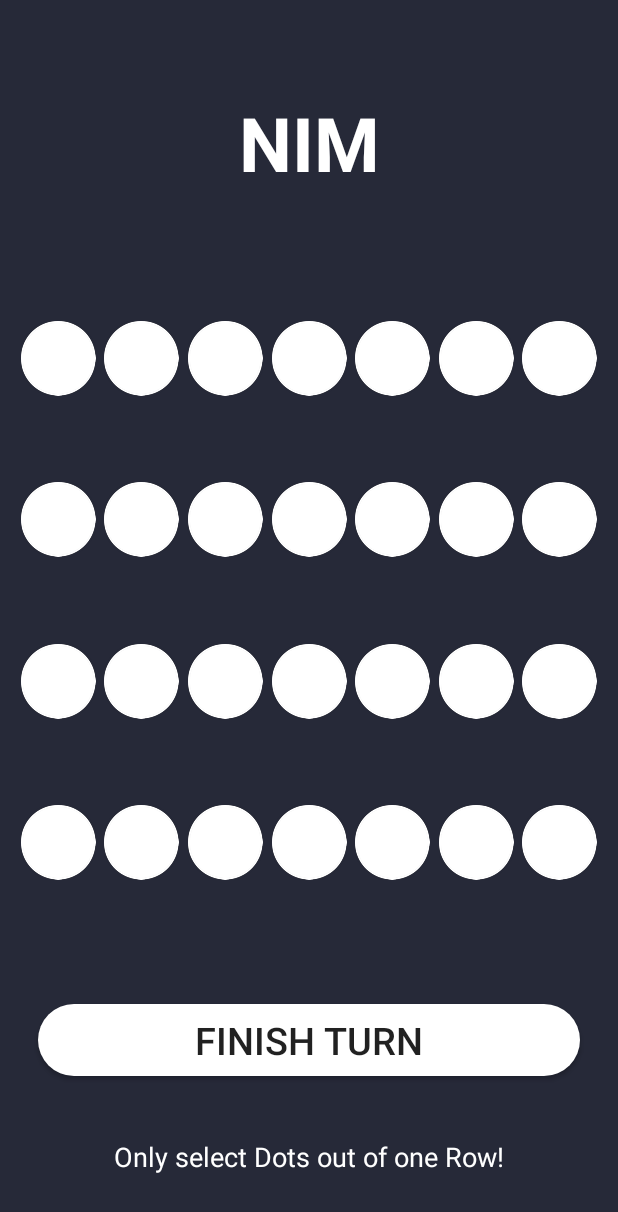
After one commit to jascha-riebler/nim-game-android, an Android app: the layout activity_nim.xml on its own in the app's theme, with its tools: preview values and no code run, on a phone screen of 412 x 824 dp. The commit adds this screen. Shown: the top 1212 px of the screen. Run offline under Robolectric (Android 15) with nearby library versions, the phone set to English and light mode, and no system bars.

Commit message:
Nim(Game) UI

```diff
--- a/app/src/main/java/riebler/jascha/nim_spiel_android/Nimclassic.java
+++ b/app/src/main/java/riebler/jascha/nim_spiel_android/Nimclassic.java
@@ -8,6 +8,6 @@ public class Nimclassic extends AppCompatActivity {
     @Override
     protected void onCreate(Bundle savedInstanceState) {
         super.onCreate(savedInstanceState);
-        setContentView(R.layout.activity_nimclassic);
+        setContentView(R.layout.activity_nim);
     }
 }
--- a/app/src/main/java/riebler/jascha/nim_spiel_android/Nimfun.java
+++ b/app/src/main/java/riebler/jascha/nim_spiel_android/Nimfun.java
@@ -8,6 +8,6 @@ public class Nimfun extends AppCompatActivity {
     @Override
     protected void onCreate(Bundle savedInstanceState) {
         super.onCreate(savedInstanceState);
-        setContentView(R.layout.activity_nimfun);
+        setContentView(R.layout.activity_nim);
     }
 }
--- /dev/null
+++ b/app/src/main/res/drawable/custom_checkbox_selector.xml
@@ -0,0 +1,8 @@
+<?xml version="1.0" encoding="utf-8"?>
+<selector xmlns:android="http://schemas.android.com/apk/res/android" >
+    <item android:drawable="@drawable/custom_toggle_button_off"
+        android:state_checked="false"/>
+    <item android:drawable="@drawable/custom_toggle_button_on"
+        android:state_checked="true"/>
+    <item android:drawable="@drawable/custom_toggle_button_off"/>
+</selector>
--- /dev/null
+++ b/app/src/main/res/layout/activity_nim.xml
@@ -0,0 +1,409 @@
+<?xml version="1.0" encoding="utf-8"?>
+<android.support.constraint.ConstraintLayout xmlns:android="http://schemas.android.com/apk/res/android"
+    xmlns:app="http://schemas.android.com/apk/res-auto"
+    xmlns:tools="http://schemas.android.com/tools"
+    android:layout_width="match_parent"
+    android:layout_height="match_parent"
+    tools:context=".Nimfun">
+
+    <android.support.constraint.Guideline
+        android:id="@+id/guideline"
+        android:layout_width="wrap_content"
+        android:layout_height="wrap_content"
+        android:orientation="vertical"
+        app:layout_constraintGuide_percent="0.05" />
+
+    <android.support.constraint.Guideline
+        android:id="@+id/guideline2"
+        android:layout_width="wrap_content"
+        android:layout_height="wrap_content"
+        android:orientation="vertical"
+        app:layout_constraintGuide_percent="0.95" />
+
+    <android.support.constraint.Guideline
+        android:id="@+id/guideline11"
+        android:layout_width="wrap_content"
+        android:layout_height="wrap_content"
+        android:orientation="horizontal"
+        app:layout_constraintGuide_percent="0.78130513" />
+
+    <Button
+        android:id="@+id/nim_finishturn_btn"
+        android:layout_width="match_parent"
+        android:layout_height="wrap_content"
+        android:layout_margin="25sp"
+        android:layout_marginEnd="8dp"
+        android:layout_marginTop="8dp"
+        android:background="@drawable/rounded_button"
+        android:text="Finish Turn"
+        android:textSize="25sp"
+        app:layout_constraintEnd_toStartOf="@+id/guideline2"
+        app:layout_constraintStart_toStartOf="@+id/guideline"
+        app:layout_constraintTop_toTopOf="@+id/guideline11" />
+
+    <TextView
+        android:id="@+id/nim_row_messagebox"
+        android:layout_width="wrap_content"
+        android:layout_height="wrap_content"
+        android:layout_marginBottom="8dp"
+        android:layout_marginEnd="8dp"
+        android:layout_marginStart="8dp"
+        android:layout_marginTop="8dp"
+        android:text="@string/nim_row_message"
+        android:textColor="@color/colorWhite"
+        android:textSize="18dp"
+        app:layout_constraintBottom_toBottomOf="parent"
+        app:layout_constraintEnd_toStartOf="@+id/guideline2"
+        app:layout_constraintStart_toStartOf="@+id/guideline"
+        app:layout_constraintTop_toBottomOf="@+id/nim_finishturn_btn" />
+
+    <TextView
+        android:id="@+id/nim_title"
+        android:layout_width="wrap_content"
+        android:layout_height="wrap_content"
+        android:layout_marginBottom="8dp"
+        android:layout_marginEnd="8dp"
+        android:layout_marginStart="8dp"
+        android:layout_marginTop="8dp"
+        android:text="NIM"
+        android:textColor="@color/colorWhite"
+        android:textSize="50sp"
+        android:textStyle="bold"
+        app:layout_constraintBottom_toTopOf="@+id/guideline12"
+        app:layout_constraintEnd_toEndOf="parent"
+        app:layout_constraintStart_toStartOf="parent"
+        app:layout_constraintTop_toTopOf="@+id/guideline13" />
+
+    <android.support.constraint.Guideline
+        android:id="@+id/guideline12"
+        android:layout_width="wrap_content"
+        android:layout_height="wrap_content"
+        android:orientation="horizontal"
+        app:layout_constraintGuide_percent="0.19" />
+
+    <CheckBox
+        android:id="@+id/nim_game_4-1"
+        android:layout_width="wrap_content"
+        android:layout_height="wrap_content"
+        android:layout_marginStart="8dp"
+        android:button="@drawable/custom_checkbox_selector"
+        android:text=""
+        app:layout_constraintBottom_toTopOf="@+id/guideline11"
+        app:layout_constraintEnd_toStartOf="@+id/nim_game_4-2"
+        app:layout_constraintStart_toStartOf="parent"
+        app:layout_constraintTop_toBottomOf="@+id/nim_game_3-1" />
+
+    <CheckBox
+        android:id="@+id/nim_game_4-2"
+        android:layout_width="wrap_content"
+        android:layout_height="wrap_content"
+        android:button="@drawable/custom_checkbox_selector"
+        android:text=""
+        app:layout_constraintBottom_toTopOf="@+id/guideline11"
+        app:layout_constraintEnd_toStartOf="@+id/nim_game_4-3"
+        app:layout_constraintStart_toEndOf="@+id/nim_game_4-1"
+        app:layout_constraintTop_toBottomOf="@+id/nim_game_3-2" />
+
+    <CheckBox
+        android:id="@+id/nim_game_4-3"
+        android:layout_width="wrap_content"
+        android:layout_height="wrap_content"
+        android:button="@drawable/custom_checkbox_selector"
+        android:text=""
+        app:layout_constraintBottom_toTopOf="@+id/guideline11"
+        app:layout_constraintEnd_toStartOf="@+id/nim_game_4-4"
+        app:layout_constraintStart_toEndOf="@+id/nim_game_4-2"
+        app:layout_constraintTop_toBottomOf="@+id/nim_game_3-3" />
+
+    <CheckBox
+        android:id="@+id/nim_game_4-4"
+        android:layout_width="wrap_content"
+        android:layout_height="wrap_content"
+        android:button="@drawable/custom_checkbox_selector"
+        android:text=""
+        app:layout_constraintBottom_toTopOf="@+id/guideline11"
+        app:layout_constraintEnd_toStartOf="@+id/nim_game_4-5"
+        app:layout_constraintStart_toEndOf="@+id/nim_game_4-3"
+        app:layout_constraintTop_toBottomOf="@+id/nim_game_3-4" />
+
+    <CheckBox
+        android:id="@+id/nim_game_4-5"
+        android:layout_width="wrap_content"
+        android:layout_height="wrap_content"
+        android:button="@drawable/custom_checkbox_selector"
+        android:text=""
+        app:layout_constraintBottom_toTopOf="@+id/guideline11"
+        app:layout_constraintEnd_toStartOf="@+id/nim_game_4-6"
+        app:layout_constraintStart_toEndOf="@+id/nim_game_4-4"
+        app:layout_constraintTop_toBottomOf="@+id/nim_game_3-5" />
+
+    <CheckBox
+        android:id="@+id/nim_game_4-6"
+        android:layout_width="wrap_content"
+        android:layout_height="wrap_content"
+        android:button="@drawable/custom_checkbox_selector"
+        android:text=""
+        app:layout_constraintBottom_toTopOf="@+id/guideline11"
+        app:layout_constraintEnd_toStartOf="@+id/nim_game_4-7"
+        app:layout_constraintStart_toEndOf="@+id/nim_game_4-5"
+        app:layout_constraintTop_toBottomOf="@+id/nim_game_3-6" />
+
+    <CheckBox
+        android:id="@+id/nim_game_4-7"
+        android:layout_width="wrap_content"
+        android:layout_height="wrap_content"
+        android:layout_marginEnd="8dp"
+        android:button="@drawable/custom_checkbox_selector"
+        android:text=""
+        app:layout_constraintBottom_toTopOf="@+id/guideline11"
+        app:layout_constraintEnd_toEndOf="parent"
+        app:layout_constraintStart_toEndOf="@+id/nim_game_4-6"
+        app:layout_constraintTop_toBottomOf="@+id/nim_game_3-7" />
+
+    <CheckBox
+        android:id="@+id/nim_game_3-1"
+        android:layout_width="wrap_content"
+        android:layout_height="wrap_content"
+        android:layout_marginStart="8dp"
+        android:button="@drawable/custom_checkbox_selector"
+        android:text=""
+        app:layout_constraintBottom_toTopOf="@+id/nim_game_4-1"
+        app:layout_constraintEnd_toStartOf="@+id/nim_game_3-2"
+        app:layout_constraintStart_toStartOf="parent"
+        app:layout_constraintTop_toBottomOf="@+id/nim_game_2-1" />
+
+    <CheckBox
+        android:id="@+id/nim_game_3-2"
+        android:layout_width="wrap_content"
+        android:layout_height="wrap_content"
+        android:button="@drawable/custom_checkbox_selector"
+        android:text=""
+        app:layout_constraintBottom_toTopOf="@+id/nim_game_4-2"
+        app:layout_constraintEnd_toStartOf="@+id/nim_game_3-3"
+        app:layout_constraintStart_toEndOf="@+id/nim_game_3-1"
+        app:layout_constraintTop_toBottomOf="@+id/nim_game_2-2" />
+
+    <CheckBox
+        android:id="@+id/nim_game_3-3"
+        android:layout_width="wrap_content"
+        android:layout_height="wrap_content"
+        android:button="@drawable/custom_checkbox_selector"
+        android:text=""
+        app:layout_constraintBottom_toTopOf="@+id/nim_game_4-3"
+        app:layout_constraintEnd_toStartOf="@+id/nim_game_3-4"
+        app:layout_constraintStart_toEndOf="@+id/nim_game_3-2"
+        app:layout_constraintTop_toBottomOf="@+id/nim_game_2-3" />
+
+    <CheckBox
+        android:id="@+id/nim_game_3-4"
+        android:layout_width="wrap_content"
+        android:layout_height="wrap_content"
+        android:button="@drawable/custom_checkbox_selector"
+        android:text=""
+        app:layout_constraintBottom_toTopOf="@+id/nim_game_4-4"
+        app:layout_constraintEnd_toStartOf="@+id/nim_game_3-5"
+        app:layout_constraintStart_toEndOf="@+id/nim_game_3-3"
+        app:layout_constraintTop_toBottomOf="@+id/nim_game_2-4" />
+
+    <CheckBox
+        android:id="@+id/nim_game_3-5"
+        android:layout_width="wrap_content"
+        android:layout_height="wrap_content"
+        android:button="@drawable/custom_checkbox_selector"
+        android:text=""
+        app:layout_constraintBottom_toTopOf="@+id/nim_game_4-5"
+        app:layout_constraintEnd_toStartOf="@+id/nim_game_3-6"
+        app:layout_constraintStart_toEndOf="@+id/nim_game_3-4"
+        app:layout_constraintTop_toBottomOf="@+id/nim_game_2-5" />
+
+    <CheckBox
+        android:id="@+id/nim_game_3-6"
+        android:layout_width="wrap_content"
+        android:layout_height="wrap_content"
+        android:button="@drawable/custom_checkbox_selector"
+        android:text=""
+        app:layout_constraintBottom_toTopOf="@+id/nim_game_4-6"
+        app:layout_constraintEnd_toStartOf="@+id/nim_game_3-7"
+        app:layout_constraintStart_toEndOf="@+id/nim_game_3-5"
+        app:layout_constraintTop_toBottomOf="@+id/nim_game_2-6" />
+
+    <CheckBox
+        android:id="@+id/nim_game_3-7"
+        android:layout_width="wrap_content"
+        android:layout_height="wrap_content"
+        android:layout_marginEnd="8dp"
+        android:button="@drawable/custom_checkbox_selector"
+        android:text=""
+        app:layout_constraintBottom_toTopOf="@+id/nim_game_4-7"
+        app:layout_constraintEnd_toEndOf="parent"
+        app:layout_constraintStart_toEndOf="@+id/nim_game_3-6"
+        app:layout_constraintTop_toBottomOf="@+id/nim_game_2-7" />
+
+    <CheckBox
+        android:id="@+id/nim_game_2-1"
+        android:layout_width="wrap_content"
+        android:layout_height="wrap_content"
+        android:layout_marginStart="8dp"
+        android:button="@drawable/custom_checkbox_selector"
+        android:text=""
+        app:layout_constraintBottom_toTopOf="@+id/nim_game_3-1"
+        app:layout_constraintEnd_toStartOf="@+id/nim_game_2-2"
+        app:layout_constraintStart_toStartOf="parent"
+        app:layout_constraintTop_toBottomOf="@+id/nim_game_1-1" />
+
+    <CheckBox
+        android:id="@+id/nim_game_2-2"
+        android:layout_width="wrap_content"
+        android:layout_height="wrap_content"
+        android:button="@drawable/custom_checkbox_selector"
+        android:text=""
+        app:layout_constraintBottom_toTopOf="@+id/nim_game_3-2"
+        app:layout_constraintEnd_toStartOf="@+id/nim_game_2-3"
+        app:layout_constraintStart_toEndOf="@+id/nim_game_2-1"
+        app:layout_constraintTop_toBottomOf="@+id/nim_game_1-2" />
+
+    <CheckBox
+        android:id="@+id/nim_game_2-3"
+        android:layout_width="wrap_content"
+        android:layout_height="wrap_content"
+        android:button="@drawable/custom_checkbox_selector"
+        android:text=""
+        app:layout_constraintBottom_toTopOf="@+id/nim_game_3-3"
+        app:layout_constraintEnd_toStartOf="@+id/nim_game_2-4"
+        app:layout_constraintStart_toEndOf="@+id/nim_game_2-2"
+        app:layout_constraintTop_toBottomOf="@+id/nim_game_1-3" />
+
+    <CheckBox
+        android:id="@+id/nim_game_2-4"
+        android:layout_width="wrap_content"
+        android:layout_height="wrap_content"
+        android:button="@drawable/custom_checkbox_selector"
+        android:text=""
+        app:layout_constraintBottom_toTopOf="@+id/nim_game_3-4"
+        app:layout_constraintEnd_toStartOf="@+id/nim_game_2-5"
+        app:layout_constraintStart_toEndOf="@+id/nim_game_2-3"
+        app:layout_constraintTop_toBottomOf="@+id/nim_game_1-4" />
+
+    <CheckBox
+        android:id="@+id/nim_game_2-5"
+        android:layout_width="wrap_content"
+        android:layout_height="wrap_content"
+        android:button="@drawable/custom_checkbox_selector"
+        android:text=""
+        app:layout_constraintBottom_toTopOf="@+id/nim_game_3-5"
+        app:layout_constraintEnd_toStartOf="@+id/nim_game_2-6"
+        app:layout_constraintStart_toEndOf="@+id/nim_game_2-4"
+        app:layout_constraintTop_toBottomOf="@+id/nim_game_1-5" />
+
+    <CheckBox
+        android:id="@+id/nim_game_2-6"
+        android:layout_width="wrap_content"
+        android:layout_height="wrap_content"
+        android:button="@drawable/custom_checkbox_selector"
+        android:text=""
+        app:layout_constraintBottom_toTopOf="@+id/nim_game_3-6"
+        app:layout_constraintEnd_toStartOf="@+id/nim_game_2-7"
+        app:layout_constraintStart_toEndOf="@+id/nim_game_2-5"
+        app:layout_constraintTop_toBottomOf="@+id/nim_game_1-6" />
+
+    <CheckBox
+        android:id="@+id/nim_game_2-7"
+        android:layout_width="wrap_content"
+        android:layout_height="wrap_content"
+        android:layout_marginEnd="8dp"
+        android:button="@drawable/custom_checkbox_selector"
+        android:text=""
+        app:layout_constraintBottom_toTopOf="@+id/nim_game_3-7"
+        app:layout_constraintEnd_toEndOf="parent"
+        app:layout_constraintStart_toEndOf="@+id/nim_game_2-6"
+        app:layout_constraintTop_toBottomOf="@+id/nim_game_1-7" />
+
+
+    <CheckBox
+        android:id="@+id/nim_game_1-1"
+        android:layout_width="wrap_content"
+        android:layout_height="wrap_content"
+        android:layout_marginStart="8dp"
+        android:button="@drawable/custom_checkbox_selector"
+        android:text=""
+        app:layout_constraintBottom_toTopOf="@+id/nim_game_2-1"
+        app:layout_constraintEnd_toStartOf="@+id/nim_game_1-2"
+        app:layout_constraintStart_toStartOf="parent"
+        app:layout_constraintTop_toBottomOf="@+id/guideline12" />
+
+    <CheckBox
+        android:id="@+id/nim_game_1-2"
+        android:layout_width="wrap_content"
+        android:layout_height="wrap_content"
+        android:button="@drawable/custom_checkbox_selector"
+        android:text=""
+        app:layout_constraintBottom_toTopOf="@+id/nim_game_2-2"
+        app:layout_constraintEnd_toStartOf="@+id/nim_game_1-3"
+        app:layout_constraintStart_toEndOf="@+id/nim_game_1-1"
+        app:layout_constraintTop_toBottomOf="@+id/guideline12" />
+
+    <CheckBox
+        android:id="@+id/nim_game_1-3"
+        android:layout_width="wrap_content"
+        android:layout_height="wrap_content"
+        android:button="@drawable/custom_checkbox_selector"
+        android:text=""
+        app:layout_constraintBottom_toTopOf="@+id/nim_game_2-3"
+        app:layout_constraintEnd_toStartOf="@+id/nim_game_1-4"
+        app:layout_constraintStart_toEndOf="@+id/nim_game_1-2"
+        app:layout_constraintTop_toBottomOf="@+id/guideline12" />
+
+    <CheckBox
+        android:id="@+id/nim_game_1-4"
+        android:layout_width="wrap_content"
+        android:layout_height="wrap_content"
+        android:button="@drawable/custom_checkbox_selector"
+        android:text=""
+        app:layout_constraintBottom_toTopOf="@+id/nim_game_2-4"
+        app:layout_constraintEnd_toStartOf="@+id/nim_game_1-5"
+        app:layout_constraintStart_toEndOf="@+id/nim_game_1-3"
+        app:layout_constraintTop_toBottomOf="@+id/guideline12" />
+
+    <CheckBox
+        android:id="@+id/nim_game_1-5"
+        android:layout_width="wrap_content"
+        android:layout_height="wrap_content"
+        android:button="@drawable/custom_checkbox_selector"
+        android:text=""
+        app:layout_constraintBottom_toTopOf="@+id/nim_game_2-5"
+        app:layout_constraintEnd_toStartOf="@+id/nim_game_1-6"
+        app:layout_constraintStart_toEndOf="@+id/nim_game_1-4"
+        app:layout_constraintTop_toBottomOf="@+id/guideline12" />
+
+    <CheckBox
+        android:id="@+id/nim_game_1-6"
+        android:layout_width="wrap_content"
+        android:layout_height="wrap_content"
+        android:button="@drawable/custom_checkbox_selector"
+        android:text=""
+        app:layout_constraintBottom_toTopOf="@+id/nim_game_2-6"
+        app:layout_constraintEnd_toStartOf="@+id/nim_game_1-7"
+        app:layout_constraintStart_toEndOf="@+id/nim_game_1-5"
+        app:layout_constraintTop_toBottomOf="@+id/guideline12" />
+
+    <CheckBox
+        android:id="@+id/nim_game_1-7"
+        android:layout_width="wrap_content"
+        android:layout_height="wrap_content"
+        android:layout_marginEnd="8dp"
+        android:button="@drawable/custom_checkbox_selector"
+        android:text=""
+        app:layout_constraintBottom_toTopOf="@+id/nim_game_2-7"
+        app:layout_constraintEnd_toEndOf="parent"
+        app:layout_constraintStart_toEndOf="@+id/nim_game_1-6"
+        app:layout_constraintTop_toBottomOf="@+id/guideline12" />
+
+    <android.support.constraint.Guideline
+        android:id="@+id/guideline13"
+        android:layout_width="wrap_content"
+        android:layout_height="wrap_content"
+        android:orientation="horizontal"
+        app:layout_constraintGuide_percent="0.04" />
+
+
+</android.support.constraint.ConstraintLayout>
--- a/app/src/main/res/layout/activity_nimclassic.xml
+++ /dev/null
@@ -1,9 +0,0 @@
-<?xml version="1.0" encoding="utf-8"?>
-<android.support.constraint.ConstraintLayout xmlns:android="http://schemas.android.com/apk/res/android"
-    xmlns:app="http://schemas.android.com/apk/res-auto"
-    xmlns:tools="http://schemas.android.com/tools"
-    android:layout_width="match_parent"
-    android:layout_height="match_parent"
-    tools:context=".Nimclassic">
-
-</android.support.constraint.ConstraintLayout>
--- a/app/src/main/res/layout/activity_nimfun.xml
+++ /dev/null
@@ -1,9 +0,0 @@
-<?xml version="1.0" encoding="utf-8"?>
-<android.support.constraint.ConstraintLayout xmlns:android="http://schemas.android.com/apk/res/android"
-    xmlns:app="http://schemas.android.com/apk/res-auto"
-    xmlns:tools="http://schemas.android.com/tools"
-    android:layout_width="match_parent"
-    android:layout_height="match_parent"
-    tools:context=".Nimfun">
-
-</android.support.constraint.ConstraintLayout>
--- a/app/src/main/res/values/strings.xml
+++ b/app/src/main/res/values/strings.xml
@@ -4,4 +4,5 @@
     <string name="nimclassic_name">NIM Classic</string>
     <string name="nimfun_name">NIM Fun</string>
     <string name="about_name">About</string>
+    <string name="nim_row_message">Only select Dots out of one Row!</string>
 </resources>
```
Also changed, not shown: app/src/main/res/drawable-hdpi/custom_toggle_button_off.png (added), app/src/main/res/drawable-hdpi/custom_toggle_button_on.png (added), app/src/main/res/drawable-mdpi/custom_toggle_button_off.png (added), app/src/main/res/drawable-mdpi/custom_toggle_button_on.png (added), app/src/main/res/drawable-xhdpi/custom_toggle_button_off.png (added), app/src/main/res/drawable-xhdpi/custom_toggle_button_on.png (added), app/src/main/res/drawable-xxhdpi/custom_toggle_button_off.png (added), app/src/main/res/drawable-xxhdpi/custom_toggle_button_on.png (added), app/src/main/res/drawable-xxxhdpi/custom_toggle_button_off.png (added), app/src/main/res/drawable-xxxhdpi/custom_toggle_button_on.png (added).
